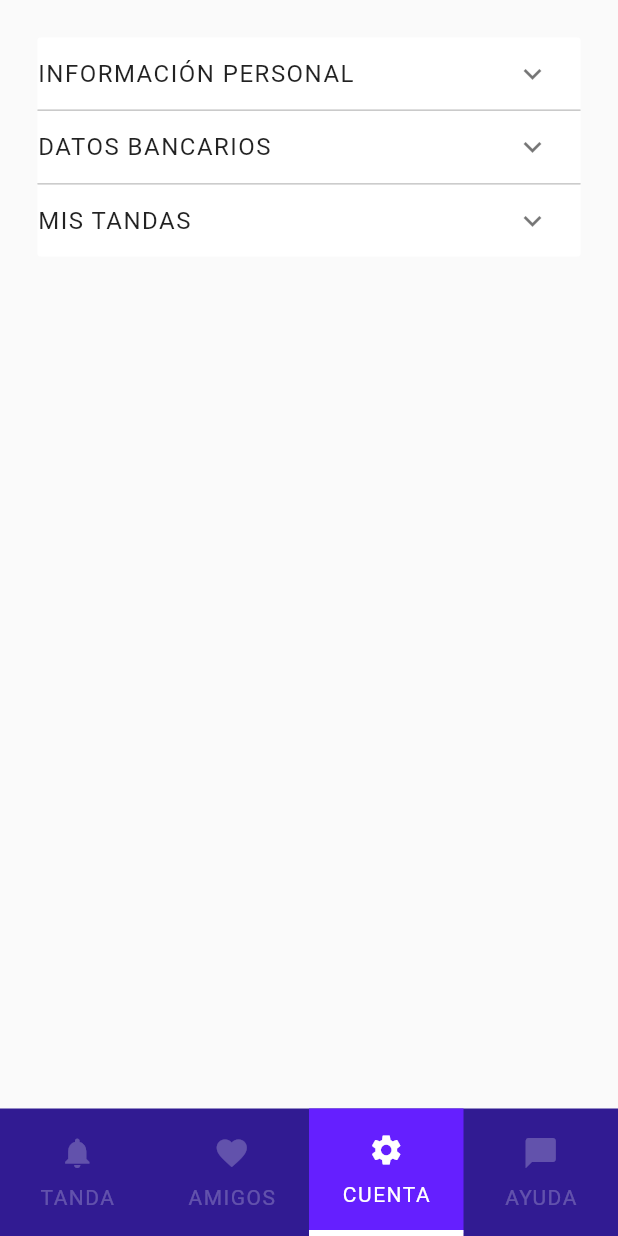
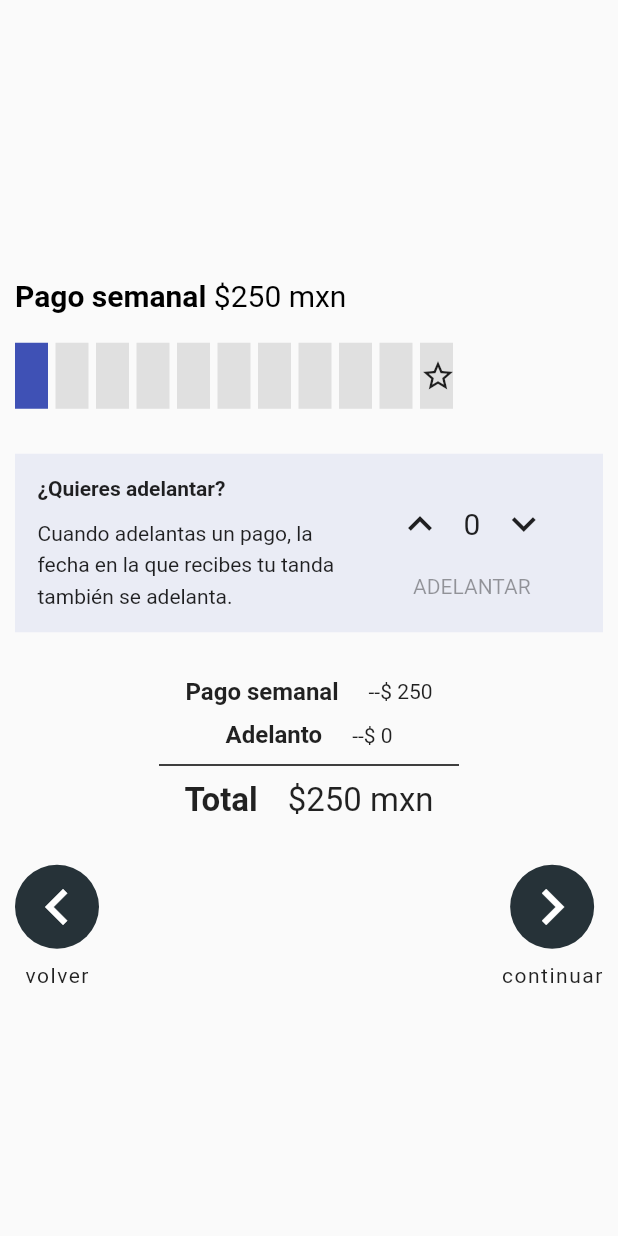
Before and after one commit to sjmamani/tandamos, a Flutter app: the screen it shows after launch, on a phone screen of 412 x 824 dp. Run offline on Flutter 3.47's test engine with Material 2 defaults, Android fonts, the light colour scheme and no system bars.

Commit message:
Agrega pantalla de pago y corrige pantalla de cuenta

```diff
--- a/lib/screens/commons/custom_floating_action_button.dart
+++ b/lib/screens/commons/custom_floating_action_button.dart
@@ -4,9 +4,13 @@ class CustomFloatingActionButton extends StatelessWidget {
   const CustomFloatingActionButton({
     Key? key,
     required this.onPressed,
+    this.text = 'continuar',
+    this.icon = Icons.chevron_right,
   }) : super(key: key);
 
   final Function() onPressed;
+  final String text;
+  final IconData icon;
 
   @override
   Widget build(BuildContext context) {
@@ -15,17 +19,18 @@ class CustomFloatingActionButton extends StatelessWidget {
       children: [
         FloatingActionButton(
           onPressed: onPressed,
-          backgroundColor: Colors.black,
-          child: const Icon(
-            Icons.chevron_right,
+          backgroundColor: Colors.blueGrey[900],
+          elevation: 0,
+          child: Icon(
+            icon,
             color: Colors.white,
             size: 48,
           ),
         ),
         const SizedBox(height: 10),
-        const Text(
-          'continuar',
-          style: TextStyle(letterSpacing: 1),
+        Text(
+          text,
+          style: const TextStyle(letterSpacing: 1),
         ),
       ],
     );
--- a/lib/screens/datos_cuenta/datos_cuenta_screen.dart
+++ b/lib/screens/datos_cuenta/datos_cuenta_screen.dart
@@ -1,6 +1,8 @@
 import 'package:flutter/material.dart';
 import 'package:tandamos/screens/commons/custom_bottom_nav_bar.dart';
 import 'package:tandamos/screens/commons/primary_custom_button.dart';
+
+final Color bodyExpansionColor = Colors.indigo[100]!.withOpacity(0.3);
 
 class DatosCuentaScreen extends StatefulWidget {
   const DatosCuentaScreen({Key? key}) : super(key: key);
@@ -54,7 +56,7 @@ class _DatosCuentaScreenState extends State<DatosCuentaScreen> {
                     ),
                     width: double.infinity,
                     height: 200,
-                    color: Colors.indigo[100],
+                    color: bodyExpansionColor,
                     child: Column(
                       children: [
                         Row(
@@ -103,7 +105,7 @@ class _DatosCuentaScreenState extends State<DatosCuentaScreen> {
                     ),
                     width: double.infinity,
                     height: 200,
-                    color: Colors.indigo[100],
+                    color: bodyExpansionColor,
                     child: Column(
                       crossAxisAlignment: CrossAxisAlignment.start,
                       children: [
@@ -148,7 +150,8 @@ class _DatosCuentaScreenState extends State<DatosCuentaScreen> {
                     text: 'MIS TANDAS',
                     isExpanded: isExpanded,
                   ),
-                  body: Container(
+                  body: SingleChildScrollView(
+                    child: Container(
                       padding: const EdgeInsets.symmetric(
                         vertical: 20,
                         horizontal: 40,
@@ -157,10 +160,23 @@ class _DatosCuentaScreenState extends State<DatosCuentaScreen> {
                       child: Column(
                         crossAxisAlignment: CrossAxisAlignment.end,
                         children: const [
-                        TandaItem(),
-                        TandaItem(),
-                        TandaItem(),
+                          TandaItem(
+                            periodo: '9 semanas. 1 may - 30 jul 2021',
+                            concepto: 'Mercancía',
+                            monto: 500,
+                          ),
+                          TandaItem(
+                            periodo: '12 semanas. 1 may - 30 jul 2021',
+                            concepto: 'Cumple Carlitos',
+                            monto: 11000,
+                          ),
+                          TandaItem(
+                            periodo: '8 semanas. 1 may - 30 jul 2021',
+                            concepto: 'Zapatos',
+                            monto: 2500,
+                          ),
                         ],
+                      ),
                     ),
                   ),
                 ),
@@ -177,17 +193,26 @@ class _DatosCuentaScreenState extends State<DatosCuentaScreen> {
 class TandaItem extends StatelessWidget {
   const TandaItem({
     Key? key,
+    required this.monto,
+    required this.concepto,
+    required this.periodo,
   }) : super(key: key);
+
+  final double monto;
+  final String concepto;
+  final String periodo;
 
   @override
   Widget build(BuildContext context) {
-    return Column(
+    return Padding(
+      padding: const EdgeInsets.symmetric(vertical: 10),
+      child: Column(
         crossAxisAlignment: CrossAxisAlignment.start,
         children: [
           Row(
             children: [
               CircleAvatar(
-              backgroundColor: Colors.indigoAccent[100]!,
+                backgroundColor: Colors.indigoAccent[100],
                 radius: 26,
                 child: const Icon(
                   Icons.trending_up,
@@ -198,21 +223,23 @@ class TandaItem extends StatelessWidget {
               const SizedBox(width: 10),
               Column(
                 crossAxisAlignment: CrossAxisAlignment.start,
-              children: const [
+                children: [
                   Text(
-                  '\$500.00 mxn',
-                  style: TextStyle(
+                    '\$${monto.toStringAsFixed(2)} mxn',
+                    style: const TextStyle(
                       fontWeight: FontWeight.bold,
                       fontSize: 18,
                     ),
                   ),
-                Text('Mercancia', style: TextStyle(color: Colors.grey)),
+                  Text(concepto, style: const TextStyle(color: Colors.grey)),
                 ],
               ),
             ],
           ),
-        const Text('9 semanas. 1 may - 30 jul 2021'),
+          const SizedBox(height: 10),
+          Text(periodo),
         ],
+      ),
     );
   }
 }
--- /dev/null
+++ b/lib/screens/pago/pago_screen.dart
@@ -0,0 +1,61 @@
+import 'package:flutter/material.dart';
+import 'package:tandamos/screens/commons/custom_floating_action_button.dart';
+import 'package:tandamos/screens/pago/widgets/adelanto_pago.dart';
+import 'package:tandamos/screens/pago/widgets/pago_semanal.dart';
+import 'package:tandamos/screens/pago/widgets/resumen_pago.dart';
+import 'package:tandamos/screens/user_dashboard/widgets/main_content.dart';
+
+class PagoScreen extends StatelessWidget {
+  const PagoScreen({Key? key}) : super(key: key);
+
+  @override
+  Widget build(BuildContext context) {
+    return SafeArea(
+      child: Scaffold(
+        body: Padding(
+          padding: const EdgeInsets.all(10),
+          child: Column(
+            crossAxisAlignment: CrossAxisAlignment.start,
+            mainAxisAlignment: MainAxisAlignment.center,
+            children: [
+              const PagoSemanal(monto: 250),
+              EstatusTanda(
+                cantMaxima: 11,
+                cantPagados: 1,
+                posicionEstrella: 11,
+                cajasColor: Colors.grey[300]!,
+              ),
+              const AdelantoPago(),
+              const ResumenPago(pagoSemanal: 250),
+              const Botones(),
+            ],
+          ),
+        ),
+      ),
+    );
+  }
+}
+
+class Botones extends StatelessWidget {
+  const Botones({
+    Key? key,
+  }) : super(key: key);
+
+  @override
+  Widget build(BuildContext context) {
+    return Padding(
+      padding: const EdgeInsets.only(top: 30),
+      child: Row(
+        mainAxisAlignment: MainAxisAlignment.spaceBetween,
+        children: [
+          CustomFloatingActionButton(
+            onPressed: () {},
+            icon: Icons.chevron_left,
+            text: 'volver',
+          ),
+          CustomFloatingActionButton(onPressed: () {})
+        ],
+      ),
+    );
+  }
+}
--- /dev/null
+++ b/lib/screens/pago/widgets/adelanto_pago.dart
@@ -0,0 +1,75 @@
+import 'package:flutter/material.dart';
+
+class AdelantoPago extends StatelessWidget {
+  const AdelantoPago({
+    Key? key,
+  }) : super(key: key);
+
+  @override
+  Widget build(BuildContext context) {
+    return Container(
+      margin: const EdgeInsets.symmetric(vertical: 30),
+      padding: const EdgeInsets.all(15),
+      color: Colors.indigo[100]?.withOpacity(0.3),
+      child: Row(
+        children: [
+          Flexible(
+            flex: 3,
+            child: Column(
+              crossAxisAlignment: CrossAxisAlignment.start,
+              children: const [
+                Text(
+                  '¿Quieres adelantar?',
+                  style: TextStyle(fontWeight: FontWeight.bold),
+                ),
+                SizedBox(height: 10),
+                Text(
+                  'Cuando adelantas un pago, la fecha en la que recibes tu tanda también se adelanta.',
+                  style: TextStyle(
+                    height: 1.5,
+                  ),
+                ),
+              ],
+            ),
+          ),
+          Flexible(
+            flex: 2,
+            fit: FlexFit.tight,
+            child: Column(
+              children: [
+                Row(
+                  mainAxisAlignment: MainAxisAlignment.center,
+                  children: [
+                    IconButton(
+                      onPressed: () {},
+                      splashRadius: 20,
+                      iconSize: 32,
+                      icon: const Icon(Icons.expand_less),
+                    ),
+                    const SizedBox(width: 5),
+                    const Text(
+                      '0',
+                      style: TextStyle(fontSize: 20),
+                    ),
+                    const SizedBox(width: 5),
+                    IconButton(
+                      onPressed: () {},
+                      splashRadius: 20,
+                      iconSize: 32,
+                      icon: const Icon(Icons.expand_more),
+                    ),
+                  ],
+                ),
+                const SizedBox(height: 10),
+                const Text(
+                  'ADELANTAR',
+                  style: TextStyle(color: Colors.black38),
+                ),
+              ],
+            ),
+          ),
+        ],
+      ),
+    );
+  }
+}
--- /dev/null
+++ b/lib/screens/pago/widgets/pago_semanal.dart
@@ -0,0 +1,33 @@
+import 'package:flutter/material.dart';
+
+class PagoSemanal extends StatelessWidget {
+  const PagoSemanal({
+    Key? key,
+    required this.monto,
+  }) : super(key: key);
+
+  final double monto;
+
+  @override
+  Widget build(BuildContext context) {
+    return Padding(
+      padding: const EdgeInsets.symmetric(vertical: 20),
+      child: RichText(
+        text: TextSpan(
+          text: 'Pago semanal ',
+          style: const TextStyle(
+            fontWeight: FontWeight.bold,
+            color: Colors.black,
+            fontSize: 20,
+          ),
+          children: [
+            TextSpan(
+              text: '\$${monto.toStringAsFixed(0)} mxn',
+              style: const TextStyle(fontWeight: FontWeight.normal),
+            ),
+          ],
+        ),
+      ),
+    );
+  }
+}
--- /dev/null
+++ b/lib/screens/pago/widgets/resumen_pago.dart
@@ -0,0 +1,77 @@
+import 'package:flutter/material.dart';
+
+class ResumenPago extends StatelessWidget {
+  const ResumenPago({
+    Key? key,
+    required this.pagoSemanal,
+    this.adelanto = 0,
+  }) : super(key: key);
+
+  final double pagoSemanal;
+  final double adelanto;
+
+  @override
+  Widget build(BuildContext context) {
+    return Column(
+      children: [
+        Row(
+          mainAxisAlignment: MainAxisAlignment.center,
+          children: [
+            const Text(
+              'Pago semanal',
+              textAlign: TextAlign.end,
+              style: TextStyle(
+                fontWeight: FontWeight.w600,
+                fontSize: 16,
+              ),
+            ),
+            const SizedBox(width: 20),
+            Text('--\$ ${pagoSemanal.toStringAsFixed(0)}'),
+          ],
+        ),
+        const SizedBox(height: 10),
+        Row(
+          mainAxisAlignment: MainAxisAlignment.center,
+          children: [
+            const Text(
+              'Adelanto',
+              textAlign: TextAlign.end,
+              style: TextStyle(
+                fontWeight: FontWeight.w600,
+                fontSize: 16,
+              ),
+            ),
+            const SizedBox(width: 20),
+            Text('--\$ ${adelanto.toStringAsFixed(0)}'),
+          ],
+        ),
+        const SizedBox(height: 10),
+        Container(
+          color: Colors.black,
+          width: 200,
+          height: 1,
+        ),
+        const SizedBox(height: 10),
+        Row(
+          mainAxisAlignment: MainAxisAlignment.center,
+          children: const [
+            Text(
+              'Total',
+              style: TextStyle(
+                fontWeight: FontWeight.w600,
+                fontSize: 22,
+              ),
+            ),
+            SizedBox(width: 20),
+            Text(
+              '\$250 mxn',
+              style: TextStyle(
+                fontSize: 22,
+              ),
+            ),
+          ],
+        ),
+      ],
+    );
+  }
+}
--- a/lib/screens/user_dashboard/widgets/main_content.dart
+++ b/lib/screens/user_dashboard/widgets/main_content.dart
@@ -97,6 +97,8 @@ class EstatusTanda extends StatelessWidget {
     required this.cantMaxima,
     required this.cantPagados,
     required this.posicionEstrella,
+    this.cajasColor = Colors.white,
+    this.pagadosColor = Colors.indigo,
   })  : assert(posicionEstrella > 0,
             'La posición de la estrella debe ser mayor a 0'),
         assert(posicionEstrella <= cantMaxima,
@@ -110,6 +112,8 @@ class EstatusTanda extends StatelessWidget {
   final int cantMaxima;
   final int cantPagados;
   final int posicionEstrella;
+  final Color cajasColor;
+  final Color pagadosColor;
 
   @override
   Widget build(BuildContext context) {
@@ -118,7 +122,7 @@ class EstatusTanda extends StatelessWidget {
         cantMaxima,
         (index) => Container(
           margin: const EdgeInsets.only(right: 5),
-          color: index >= cantPagados ? Colors.white : Colors.blue,
+          color: index >= cantPagados ? cajasColor : pagadosColor,
           width: 22,
           height: 44,
           child: index == (posicionEstrella - 1)
--- a/lib/tendamos_app.dart
+++ b/lib/tendamos_app.dart
@@ -1,6 +1,6 @@
 import 'package:flutter/material.dart';
 import 'package:tandamos/screens/datos_cuenta/datos_cuenta_screen.dart';
-import 'package:tandamos/screens/user_dashboard/user_dashboard_screen.dart';
+import 'package:tandamos/screens/pago/pago_screen.dart';
 import 'package:tandamos/util/colors.dart';
 
 class TendamosApp extends StatelessWidget {
@@ -11,7 +11,8 @@ class TendamosApp extends StatelessWidget {
       theme: ThemeData(
         primaryColor: primaryColor,
       ),
-      home: const DatosCuentaScreen(),
+      // home: const DatosCuentaScreen(),
+      home: const PagoScreen(),
     );
   }
 }
```
Lines whose indentation alone changed are shown as unchanged.
